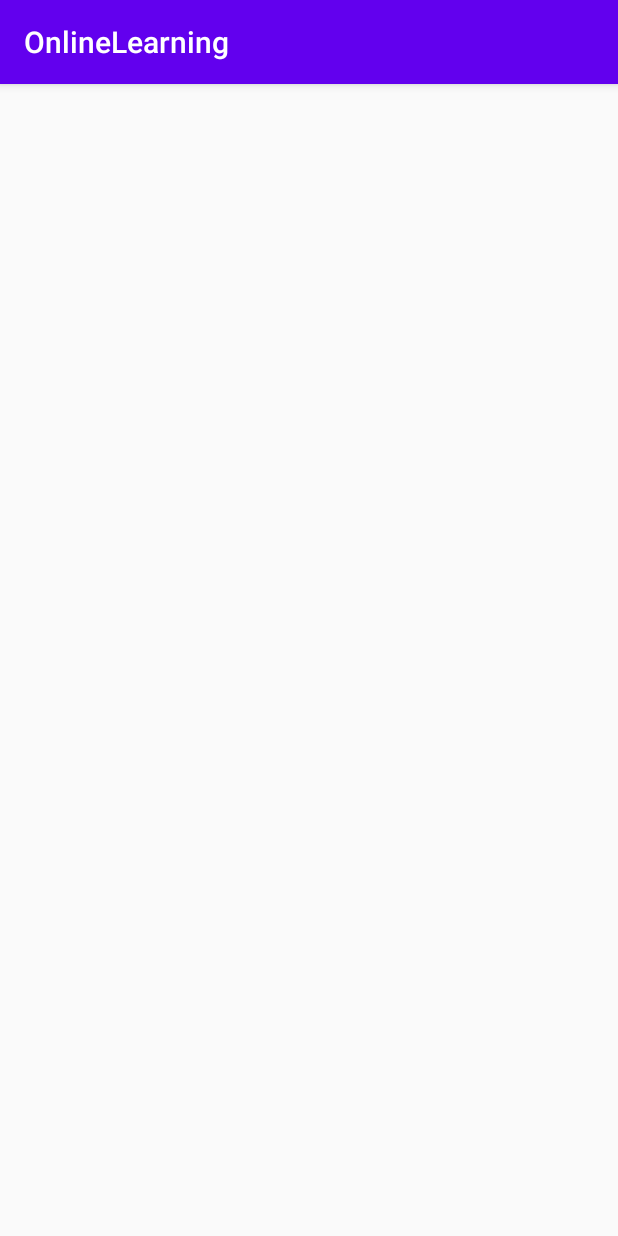
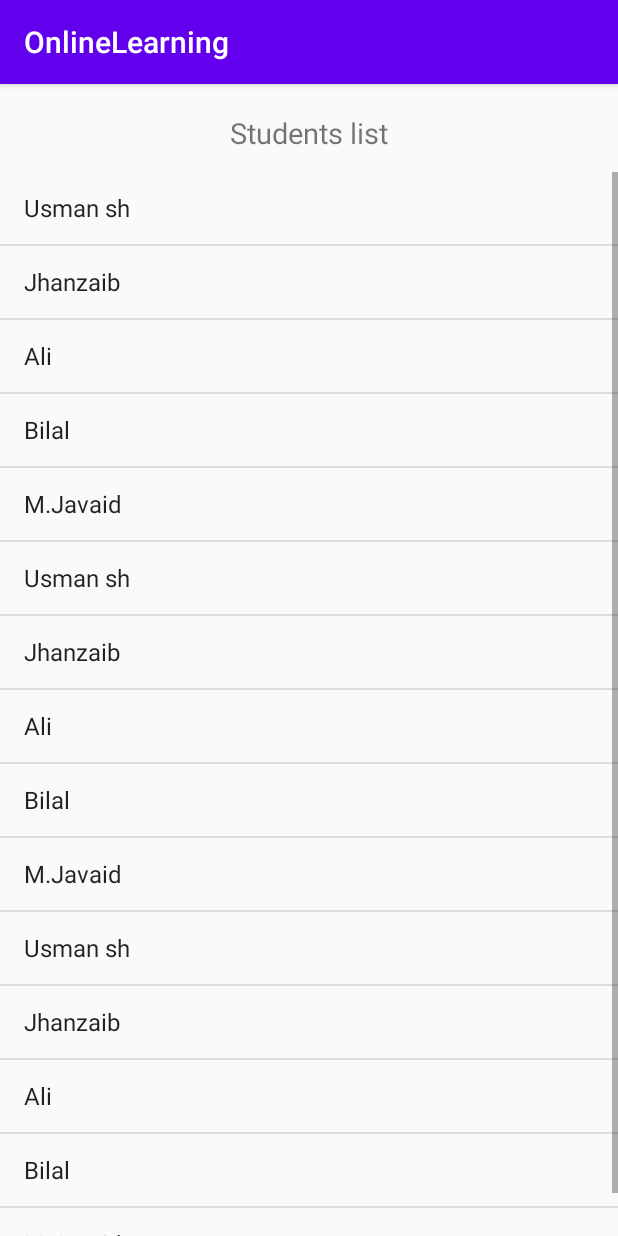
Before and after one commit to appdeveloperr/onlineLearning, an Android app: the HomeScreen screen opened directly, with no data from a screen before it, on a phone screen of 412 x 824 dp. Run offline under Robolectric (Android 15) with nearby library versions, the phone set to English and light mode, and no system bars; our stand-ins replace sdp/ssp sizes.

Commit message:
Lecture 1 (6/1/20)

```diff
--- a/app/src/main/java/com/project/shubban_educational_forum/onlinelearning/HomeScreen.java
+++ b/app/src/main/java/com/project/shubban_educational_forum/onlinelearning/HomeScreen.java
@@ -3,8 +3,19 @@ package com.project.shubban_educational_forum.onlinelearning;
 import androidx.appcompat.app.AppCompatActivity;
 
 import android.os.Bundle;
+import android.widget.ArrayAdapter;
+import android.widget.ListView;
+
+import java.util.ArrayList;
 
 public class HomeScreen extends AppCompatActivity {
+
+    ListView listView;
+
+    ArrayAdapter<String> adapter;
+
+    ArrayList<String> studentNames = new ArrayList<>();
+
 
     @Override
     protected void onCreate(Bundle savedInstanceState) {
@@ -12,5 +23,36 @@ public class HomeScreen extends AppCompatActivity {
         setContentView(R.layout.activity_home_screen);
 
 
+
+        listView = findViewById(R.id.listView);
+
+
+        adapter = new ArrayAdapter<String>(this,android.R.layout.simple_list_item_1, studentNames);
+
+
+        listView.setAdapter(adapter);
+
+        studentNames.add("Usman sh");
+        studentNames.add("Jhanzaib");
+        studentNames.add("Ali");
+        studentNames.add("Bilal");
+        studentNames.add("M.Javaid");
+        studentNames.add("Usman sh");
+        studentNames.add("Jhanzaib");
+        studentNames.add("Ali");
+        studentNames.add("Bilal");
+        studentNames.add("M.Javaid");
+        studentNames.add("Usman sh");
+        studentNames.add("Jhanzaib");
+        studentNames.add("Ali");
+        studentNames.add("Bilal");
+        studentNames.add("M.Javaid");
+
+        //List
+        //1. ListView
+        //2. ArrayAdapter
+        //3. ArrayList (Data)
+
+
     }
 }
--- a/app/src/main/res/layout/activity_home_screen.xml
+++ b/app/src/main/res/layout/activity_home_screen.xml
@@ -6,52 +6,27 @@
     android:layout_height="match_parent"
     tools:context=".HomeScreen">
 
-    <!-- Your Coding Will start from here>
+
+    <TextView
+        android:layout_width="wrap_content"
+        android:layout_height="wrap_content"
+        android:text="Students list"
+        android:layout_centerHorizontal="true"
+        android:textSize="@dimen/_15sdp"
+        android:layout_marginTop="@dimen/_15sdp"
+        android:id="@+id/topLabelTv"
+        />
 
 
 
 
-
-
-
-
-
-
-    End Coding-->
-
-
-
-
-
-
-
-
-
-
-
-
-
-
-
-
-
-
-
-
-
-
-
-
-
-
-
-
-
-
-
-
-
-
+    <ListView
+        android:layout_width="match_parent"
+        android:layout_height="match_parent"
+        android:layout_below="@+id/topLabelTv"
+        android:layout_marginTop="@dimen/_10sdp"
+        android:id="@+id/listView"
+        />
 
 
 
```
Also changed, not shown: app/src/main/java/com/project/shubban_educational_forum/onlinelearning/MainActivity.java (+27 -0 lines), app/src/main/res/layout/activity_main.xml (+16 -0 lines).
